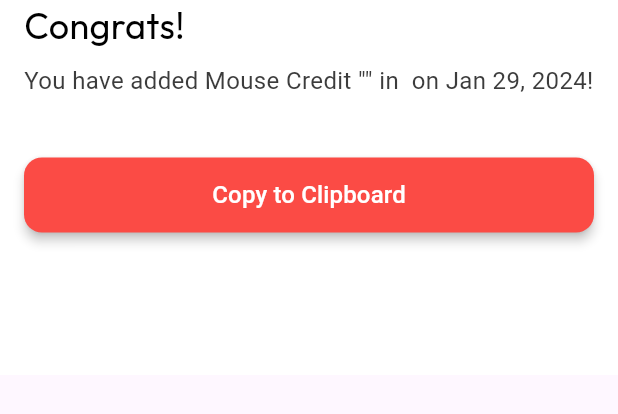
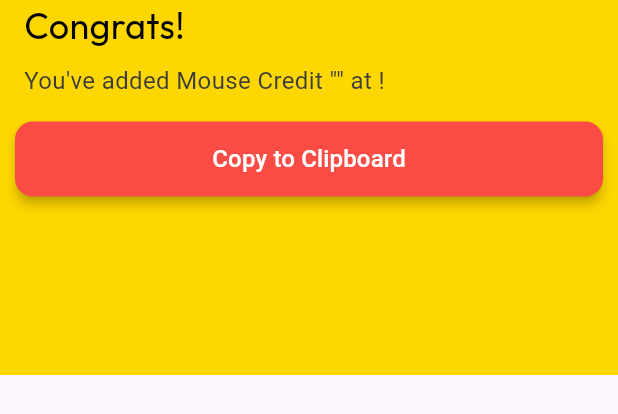
Before and after one commit to nextstopaaron/mousecreditsv2, a Flutter app: the ShareWidget widget shown alone on an empty page, opened directly with empty values, on a phone screen of 412 x 824 dp. Shown: the top 414 px of the screen. Run offline on Flutter 3.47's test engine with Material 3 defaults, Android fonts, the phone set to English and light mode, and no system bars; drawn by our look-alikes of auto_size_text; our stand-ins replace cloud_firestore, dropdown_button2, easy_debounce, equatable, firebase_auth, firebase_core and 15 more; missing offline and left inert: aligned_tooltip, json_path, mime_type, text_search; accounts and stored records are empty; Roboto replaces fonts that are missing (Readex Pro).

Commit message:
Updating to latest FlutterFlow output.

```diff
--- a/lib/components/share_widget.dart
+++ b/lib/components/share_widget.dart
@@ -54,7 +54,7 @@ class _ShareWidgetState extends State<ShareWidget> {
     return Container(
       height: 250.0,
       decoration: BoxDecoration(
-        color: FlutterFlowTheme.of(context).primaryBackground,
+        color: FlutterFlowTheme.of(context).accent1,
       ),
       child: Column(
         mainAxisSize: MainAxisSize.max,
@@ -110,30 +110,40 @@ class _ShareWidgetState extends State<ShareWidget> {
           Padding(
             padding: const EdgeInsetsDirectional.fromSTEB(16.0, 8.0, 16.0, 16.0),
             child: Text(
-              'You have added Mouse Credit "${widget.credit}" in ${widget.location} on ${dateTimeFormat('yMMMd', widget.timeStamp)}!',
+              'You\'ve added Mouse Credit "${widget.credit}" at ${widget.location}!',
               style: FlutterFlowTheme.of(context).labelLarge,
             ),
           ),
-          Align(
+          Padding(
+            padding: const EdgeInsetsDirectional.fromSTEB(10.0, 0.0, 10.0, 0.0),
+            child: Row(
+              mainAxisSize: MainAxisSize.max,
+              crossAxisAlignment: CrossAxisAlignment.center,
+              children: [
+                Expanded(
+                  child: Align(
                     alignment: const AlignmentDirectional(0.0, 0.0),
-            child: Padding(
-              padding: const EdgeInsetsDirectional.fromSTEB(16.0, 24.0, 16.0, 0.0),
                     child: FFButtonWidget(
                       onPressed: () async {
-                  await Clipboard.setData(const ClipboardData(text: 'Test'));
+                        await Clipboard.setData(ClipboardData(
+                            text:
+                                'I  just collected Mouse Credit "${widget.credit}" in the ${widget.location}! I now have 56 Mouse Credits. How many do you have?'));
                         Navigator.pop(context);
                       },
                       text: 'Copy to Clipboard',
                       options: FFButtonOptions(
                         width: double.infinity,
                         height: 50.0,
-                  padding: const EdgeInsetsDirectional.fromSTEB(0.0, 0.0, 0.0, 0.0),
+                        padding:
+                            const EdgeInsetsDirectional.fromSTEB(0.0, 0.0, 0.0, 0.0),
                         iconPadding:
                             const EdgeInsetsDirectional.fromSTEB(0.0, 0.0, 0.0, 0.0),
                         color: FlutterFlowTheme.of(context).primary,
-                  textStyle: FlutterFlowTheme.of(context).titleSmall.override(
+                        textStyle:
+                            FlutterFlowTheme.of(context).titleSmall.override(
                                   fontFamily: 'Readex Pro',
-                        color: FlutterFlowTheme.of(context).primaryBackground,
+                                  color: FlutterFlowTheme.of(context)
+                                      .primaryBackground,
                                 ),
                         elevation: 3.0,
                         borderSide: const BorderSide(
@@ -147,6 +157,9 @@ class _ShareWidgetState extends State<ShareWidget> {
                 ),
               ],
             ),
+          ),
+        ],
+      ),
     );
   }
 }
```
Also changed, not shown: lib/add_cred/add_cred_widget.dart (+0 -8 lines). Lines whose indentation alone changed are shown as unchanged.
